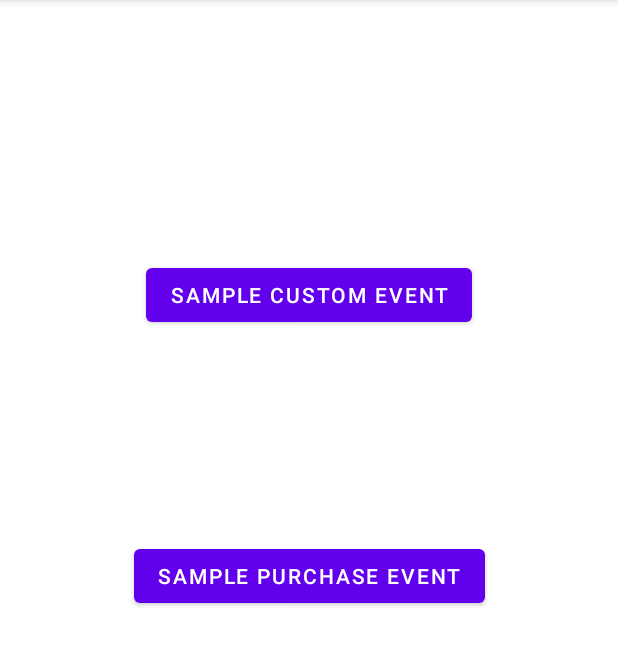
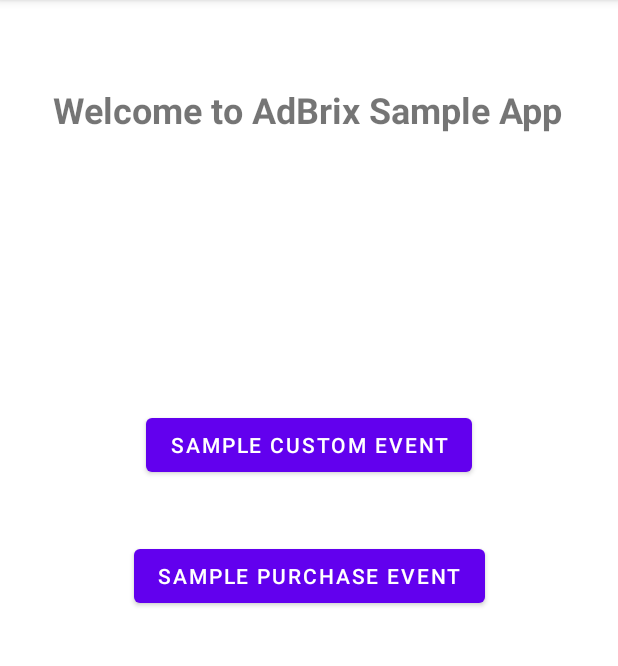
Before and after one commit to jinukkr/AdBrix_Sample_project, an Android app: the screen it shows after launch (MainActivity), on a phone screen of 412 x 824 dp, the part 84-750 px from its top. Run offline under Robolectric (Android 15) with nearby library versions, the phone set to English and light mode, and no system bars; libraries missing offline, so code that uses them is left out: com.igaworks.v2; 5 statements that could not run were skipped.

Commit message:
Android Sample Project Created
Androidm Sample Project upload

```diff
--- a/AdbrixSampleProject_android/app/src/main/java/com/adbrix/adbrixsampleproject/CustomApplication.java
+++ b/AdbrixSampleProject_android/app/src/main/java/com/adbrix/adbrixsampleproject/CustomApplication.java
@@ -12,7 +12,7 @@ public class CustomApplication extends Application {
     public void onCreate() {
         super.onCreate();
 
-        AbxActivityHelper.initializeSdk(CustomApplication.this, "x3Qz9T9JrESWCIuoXnun0A", "oJozKmiERUOZQ4DK7JtbeQ");
+        AbxActivityHelper.initializeSdk(CustomApplication.this, "fnbFMvaGgkGVcajnoIeUTw", "mj2kvH7FL0Gdv15yaX2Cuw");
 
         registerActivityLifecycleCallbacks(new AbxActivityLifecycleCallbacks());
 
--- a/AdbrixSampleProject_android/app/src/main/res/layout/activity_main.xml
+++ b/AdbrixSampleProject_android/app/src/main/res/layout/activity_main.xml
@@ -15,7 +15,7 @@
         app:layout_constraintEnd_toEndOf="parent"
         app:layout_constraintStart_toStartOf="parent"
         app:layout_constraintTop_toTopOf="parent"
-        app:layout_constraintVertical_bias="0.24" />
+        app:layout_constraintVertical_bias="0.379" />
 
     <Button
         android:id="@+id/button2"
@@ -27,4 +27,18 @@
         app:layout_constraintStart_toStartOf="parent"
         app:layout_constraintTop_toTopOf="parent" />
 
+    <TextView
+        android:id="@+id/textView2"
+        android:layout_width="wrap_content"
+        android:layout_height="wrap_content"
+        android:text="Welcome to AdBrix Sample App"
+        android:textSize="24sp"
+        android:textStyle="bold"
+        app:layout_constraintBottom_toBottomOf="parent"
+        app:layout_constraintEnd_toEndOf="parent"
+        app:layout_constraintHorizontal_bias="0.492"
+        app:layout_constraintStart_toStartOf="parent"
+        app:layout_constraintTop_toTopOf="parent"
+        app:layout_constraintVertical_bias="0.077" />
+
 </androidx.constraintlayout.widget.ConstraintLayout>
```
Also changed, not shown: AdbrixSampleProject_android/app/src/main/AndroidManifest.xml (+11 -3 lines), AdbrixSampleProject_android/app/src/main/java/com/adbrix/adbrixsampleproject/DeeplinkOpenActivity.java (added, +29 -0 lines), AdbrixSampleProject_android/app/src/main/java/com/adbrix/adbrixsampleproject/MainActivity.java (+58 -8 lines), AdbrixSampleProject_android/app/src/main/res/layout/activity_deeplink.xml (added, +32 -0 lines).
